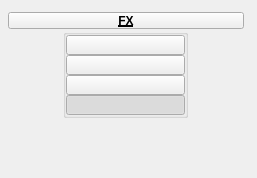
m3trik/tentacle, file tentacle/ui/uiLevel_3/vfx.ui: the form before one commit.
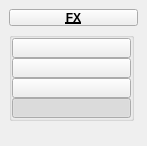
The form after the commit. Custom widgets are drawn as their Qt base class.

Patch:
```diff
--- a/tentacle/ui/uiLevel_3/vfx.ui
+++ b/tentacle/ui/uiLevel_3/vfx.ui
@@ -9,13 +9,13 @@
    <rect>
     <x>0</x>
     <y>0</y>
-    <width>257</width>
-    <height>178</height>
+    <width>147</width>
+    <height>146</height>
    </rect>
   </property>
   <property name="minimumSize">
    <size>
-    <width>120</width>
+    <width>0</width>
     <height>0</height>
    </size>
   </property>
@@ -38,20 +38,8 @@
    <set>QMainWindow::AllowNestedDocks|QMainWindow::AllowTabbedDocks|QMainWindow::AnimatedDocks|QMainWindow::ForceTabbedDocks</set>
   </property>
   <widget class="QWidget" name="mainWindow">
-   <widget class="QWidget" name="layoutWidget_2">
-    <property name="geometry">
-     <rect>
-      <x>8</x>
-      <y>12</y>
-      <width>236</width>
-      <height>141</height>
-     </rect>
-    </property>
-    <layout class="QGridLayout" name="gridLayout_2">
-     <property name="spacing">
-      <number>0</number>
-     </property>
-     <item row="0" column="1" colspan="2">
+   <layout class="QVBoxLayout" name="verticalLayout_2">
+    <item>
       <widget class="PushButtonDraggable" name="draggable_header">
        <property name="minimumSize">
         <size>
@@ -80,8 +68,6 @@
        </property>
       </widget>
      </item>
-     <item row="1" column="1" colspan="2">
-      <layout class="QHBoxLayout" name="horizontalLayout">
        <item>
         <layout class="QVBoxLayout" name="verticalLayout">
          <property name="spacing">
@@ -220,17 +206,7 @@
          </item>
         </layout>
        </item>
-       <item>
-        <layout class="QVBoxLayout" name="verticalLayout_2">
-         <property name="spacing">
-          <number>0</number>
-         </property>
-        </layout>
-       </item>
-      </layout>
-     </item>
-    </layout>
-   </widget>
+   </layout>
   </widget>
  </widget>
  <customwidgets>
```
Lines whose indentation alone changed are shown as unchanged.
